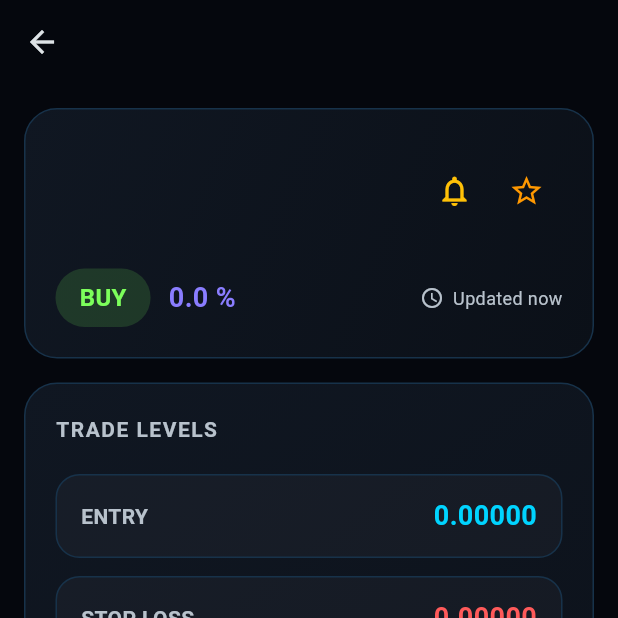
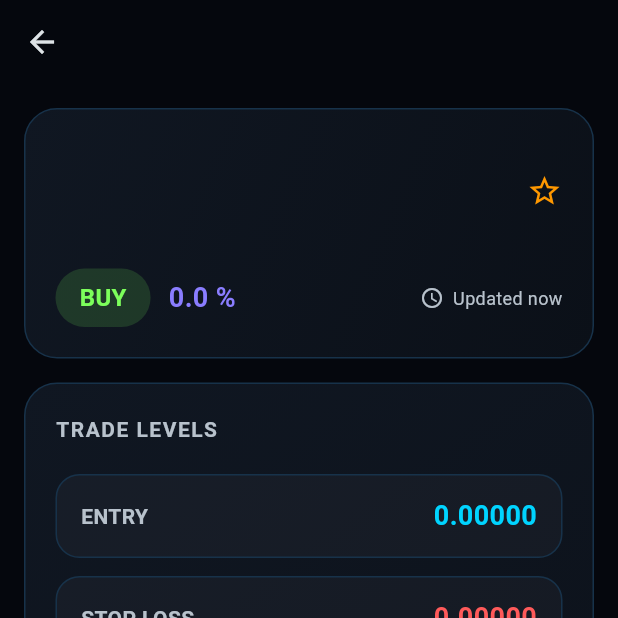
Before and after one commit to saitozturk77-ux/harmonic_ai_app, a Flutter app: the SignalDetailScreen screen opened directly with empty values, on a phone screen of 412 x 824 dp, the top half of it. Run offline on Flutter 3.47's test engine with Material 3 defaults, Android fonts, the phone set to English and light mode, and no system bars; missing offline and left inert: flame.

Commit message:
feat: synchronize favorite state across detail screen

```diff
--- a/lib/screens/signal_detail/widgets/detail_header.dart
+++ b/lib/screens/signal_detail/widgets/detail_header.dart
@@ -2,6 +2,7 @@ import 'package:flutter/material.dart';
 
 import '../../../core/models/signal_view_model.dart';
 import '../../../theme/app_colors.dart';
+import '../../../core/favorites/favorite_manager.dart';
 
 class DetailHeader extends StatelessWidget {
   const DetailHeader({
@@ -75,21 +76,12 @@ class DetailHeader extends StatelessWidget {
                 ),
               ),
 
-              IconButton(
-                onPressed: () {},
-                icon: const Icon(
-                  Icons.notifications_outlined,
-                  color: Colors.amber,
-                ),
-              ),
-
-              IconButton(
-                onPressed: () {},
-                icon: const Icon(
-                  Icons.star_border,
-                  color: Colors.orange,
-                ),
-              ),
+              Icon(
+                FavoriteManager.isFavorite(signal.signalId)
+                    ? Icons.star
+                    : Icons.star_border,
+                color: Colors.orange,
+              )
             ],
           ),
 
```
